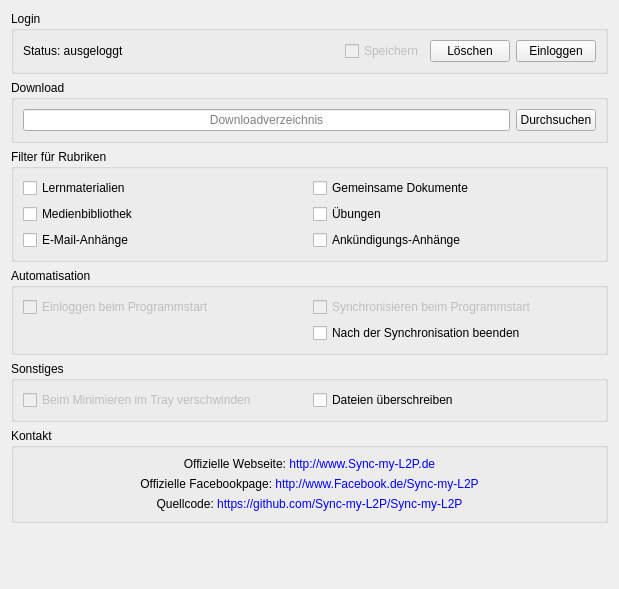
First picture: the form in options.ui, repository RobertKrajewski/Sync-my-L2P, before the edit.
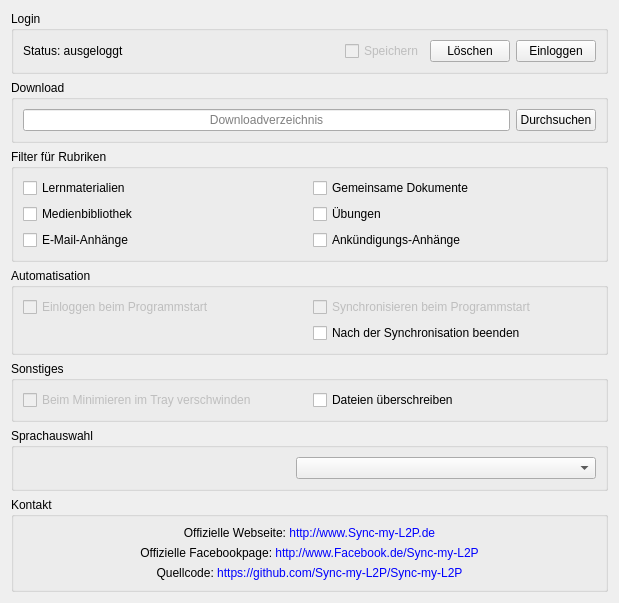
Second picture: the form after the edit. Icons and pictures are not drawn.

```diff
--- a/options.ui
+++ b/options.ui
@@ -248,6 +248,38 @@
      </layout>
     </widget>
    </item>
+   <item>
+    <widget class="QGroupBox" name="gridGroupBox">
+     <property name="title">
+      <string>Sprachauswahl</string>
+     </property>
+     <layout class="QGridLayout" name="gridLayout_2">
+      <item row="0" column="0">
+       <spacer name="horizontalSpacer_2">
+        <property name="orientation">
+         <enum>Qt::Horizontal</enum>
+        </property>
+        <property name="sizeHint" stdset="0">
+         <size>
+          <width>40</width>
+          <height>20</height>
+         </size>
+        </property>
+       </spacer>
+      </item>
+      <item row="0" column="1">
+       <widget class="QComboBox" name="langCB">
+        <property name="minimumSize">
+         <size>
+          <width>300</width>
+          <height>0</height>
+         </size>
+        </property>
+       </widget>
+      </item>
+     </layout>
+    </widget>
+   </item>
    <item>
     <widget class="QGroupBox" name="contact">
      <property name="title">
```
